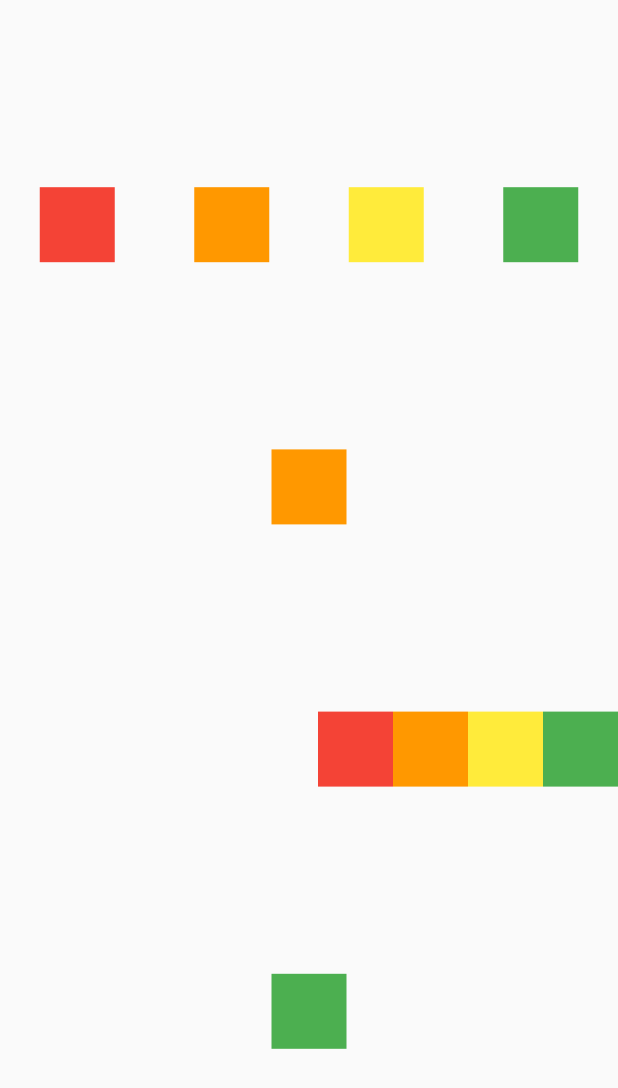
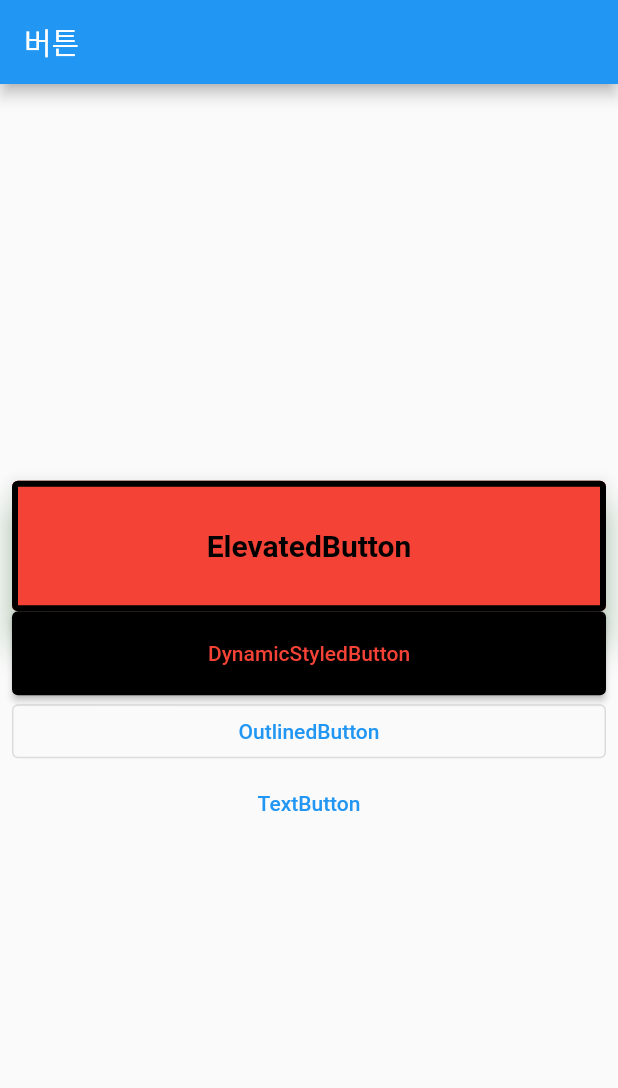
Before and after one commit to roqhdehd502/hello_world, a Flutter app: the screen it shows after launch, on a phone screen of 412 x 824 dp. Shown: the top 1088 px of the screen. Run offline on Flutter 3.47's test engine with Material 2 defaults, Android fonts, the phone set to English and light mode, and no system bars.

Commit message:
main: Flutter 교육 기본 - Button

```diff
--- a/lib/main.dart
+++ b/lib/main.dart
@@ -3,5 +3,8 @@ import 'package:flutter/material.dart';
 import 'package:hello_world/screen/home_screen.dart';
 
 void main() {
-  runApp(MaterialApp(debugShowCheckedModeBanner: false, home: HomeScreen()));
+  runApp(MaterialApp(
+    debugShowCheckedModeBanner: false,
+    home: HomeScreen(),
+  ));
 }
--- a/lib/screen/home_screen.dart
+++ b/lib/screen/home_screen.dart
@@ -1,82 +1,83 @@
 import 'package:flutter/material.dart';
 
-class HomeScreen extends StatefulWidget {
-  // const HomeScreen({Key key}) : super(key: key);
+class HomeScreen extends StatelessWidget {
+  const HomeScreen({super.key});
 
-  @override
-  _HomeScreenState createState() => _HomeScreenState();
-}
-
-class _HomeScreenState extends State<HomeScreen> {
   @override
   Widget build(BuildContext context) {
     return Scaffold(
-      body: SafeArea(
-        // top: false,
-        // bottom: false,
+      appBar: AppBar(
+        title: Text('버튼'),
+      ),
+      body: Padding(
+        padding: const EdgeInsets.symmetric(horizontal: 8.0),
         child: Column(
-          mainAxisAlignment: MainAxisAlignment.spaceEvenly,
+          mainAxisAlignment: MainAxisAlignment.center,
+          crossAxisAlignment: CrossAxisAlignment.stretch,
           children: [
-            Row(
-              mainAxisAlignment: MainAxisAlignment.spaceAround,
-              children: [
-                Container(
-                  width: 50.0,
-                  height: 50.0,
-                  color: Colors.red,
+            ElevatedButton(
+              style: ElevatedButton.styleFrom(
+                // 메인 컬러
+                backgroundColor: Colors.red,
+                // 글자 및 애니메이션 컬러
+                foregroundColor: Colors.black,
+                // 그림자 컬러
+                shadowColor: Colors.green,
+                // 입체감의 높이
+                elevation: 10.0,
+                // 텍스트 스타일 설정
+                textStyle: TextStyle(
+                  fontWeight: FontWeight.w700,
+                  fontSize: 20.0,
                 ),
-                Container(
-                  width: 50.0,
-                  height: 50.0,
-                  color: Colors.orange,
+                // 버튼 내부 Padding 설정
+                padding: EdgeInsets.all(32.0),
+                // 버튼 경계 설정
+                side: BorderSide(
+                  color: Colors.black,
+                  width: 4.0,
                 ),
-                Container(
-                  width: 50.0,
-                  height: 50.0,
-                  color: Colors.yellow,
+              ),
+              onPressed: () {},
+              child: Text('ElevatedButton'),
+            ),
+            ElevatedButton(
+              style: ButtonStyle(
+                backgroundColor: MaterialStateProperty.all(
+                  Colors.black,
                 ),
-                Container(
-                  width: 50.0,
-                  height: 50.0,
-                  color: Colors.green,
-                ),
-              ],
+                // MaterialStateProperty.resolveWith 기능에 의해 버튼의 동작에 따라 스타일 지정
+                foregroundColor: MaterialStateProperty.resolveWith(
+                    (Set<MaterialState> states) {
+                  // 버튼이 눌렸을때
+                  if (states.contains(MaterialState.pressed)) {
+                    return Colors.white;
+                  }
+
+                  return Colors.red;
+                }),
+                padding: MaterialStateProperty.resolveWith(
+                    (Set<MaterialState> states) {
+                  if (states.contains(MaterialState.pressed)) {
+                    return EdgeInsets.all(40.0);
+                  }
+
+                  return EdgeInsets.all(20.0);
+                }),
+              ),
+              onPressed: () {},
+              child: Text('DynamicStyledButton'),
             ),
-            Container(
-              width: 50.0,
-              height: 50.0,
-              color: Colors.orange,
+            OutlinedButton(
+              style: OutlinedButton.styleFrom(),
+              onPressed: () {},
+              child: Text('OutlinedButton'),
             ),
-            Row(
-              mainAxisAlignment: MainAxisAlignment.end,
-              children: [
-                Container(
-                  width: 50.0,
-                  height: 50.0,
-                  color: Colors.red,
-                ),
-                Container(
-                  width: 50.0,
-                  height: 50.0,
-                  color: Colors.orange,
-                ),
-                Container(
-                  width: 50.0,
-                  height: 50.0,
-                  color: Colors.yellow,
-                ),
-                Container(
-                  width: 50.0,
-                  height: 50.0,
-                  color: Colors.green,
-                ),
-              ],
-            ),
-            Container(
-              width: 50.0,
-              height: 50.0,
-              color: Colors.green,
-            ),
+            TextButton(
+              style: TextButton.styleFrom(),
+              onPressed: () {},
+              child: Text('TextButton'),
+            )
           ],
         ),
       ),
--- /dev/null
+++ b/lib/screen/home_screen_layout.dart
@@ -0,0 +1,81 @@
+import 'package:flutter/material.dart';
+
+class HomeScreen extends StatelessWidget {
+  const HomeScreen({super.key});
+
+  @override
+  Widget build(BuildContext context) {
+    return Scaffold(
+      body: SafeArea(
+        // top: false,
+        // bottom: false,
+        child: Column(
+          mainAxisAlignment: MainAxisAlignment.spaceEvenly,
+          children: [
+            Row(
+              mainAxisAlignment: MainAxisAlignment.spaceAround,
+              children: [
+                Container(
+                  width: 50.0,
+                  height: 50.0,
+                  color: Colors.red,
+                ),
+                Container(
+                  width: 50.0,
+                  height: 50.0,
+                  color: Colors.orange,
+                ),
+                Container(
+                  width: 50.0,
+                  height: 50.0,
+                  color: Colors.yellow,
+                ),
+                Container(
+                  width: 50.0,
+                  height: 50.0,
+                  color: Colors.green,
+                ),
+              ],
+            ),
+            Container(
+              width: 50.0,
+              height: 50.0,
+              color: Colors.orange,
+            ),
+            Row(
+              mainAxisAlignment: MainAxisAlignment.end,
+              children: [
+                Container(
+                  width: 50.0,
+                  height: 50.0,
+                  color: Colors.red,
+                ),
+                Container(
+                  width: 50.0,
+                  height: 50.0,
+                  color: Colors.orange,
+                ),
+                Container(
+                  width: 50.0,
+                  height: 50.0,
+                  color: Colors.yellow,
+                ),
+                Container(
+                  width: 50.0,
+                  height: 50.0,
+                  color: Colors.green,
+                ),
+              ],
+            ),
+            Container(
+              width: 50.0,
+              height: 50.0,
+              color: Colors.green,
+            ),
+          ],
+        ),
+      ),
+    );
+    ;
+  }
+}
```
